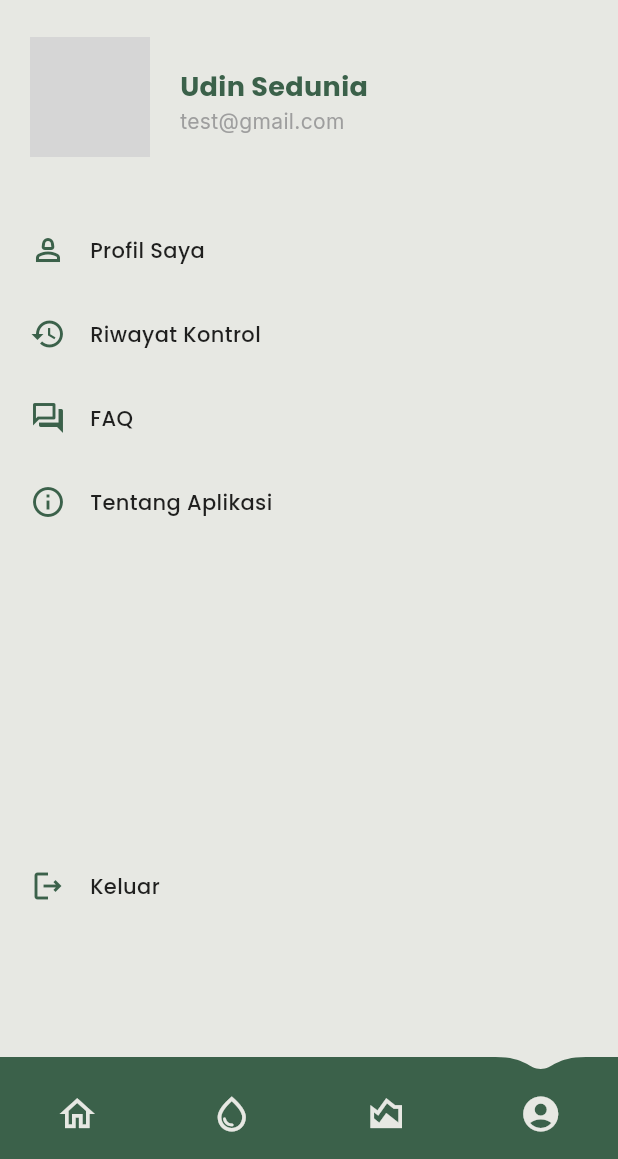
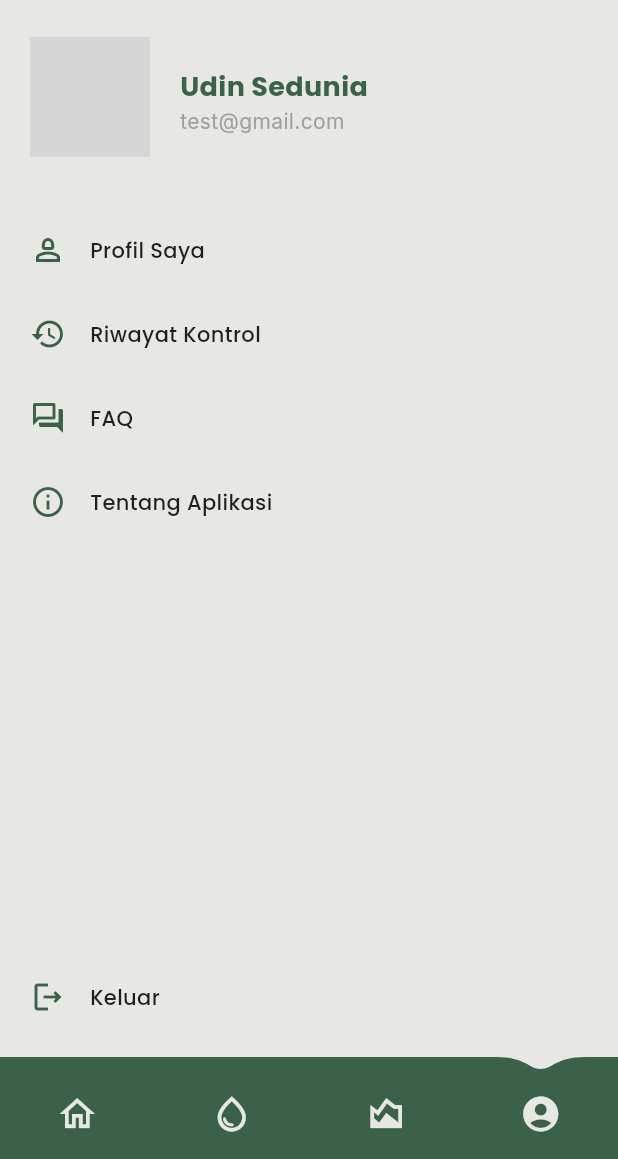
Before and after one commit to udinnn/smart-drip-irrigation, a Flutter app: the Homepage screen opened directly, after a tap on the "account circle" icon, on a phone screen of 412 x 824 dp, the part 77-1236 px from its top. Run offline on Flutter 3.47's test engine with Material 3 defaults, Android fonts, the phone set to English and light mode, and no system bars; drawn by our look-alikes of water_drop_nav_bar; our stand-ins replace animated_splash_screen, fl_chart, page_transition; network calls fail; project files that could hold a hidden picture were left out; grey boxes are pictures that could not be loaded.

Commit message:
fixed another padding bug

```diff
--- a/lib/prediction_page.dart
+++ b/lib/prediction_page.dart
@@ -125,10 +125,11 @@ class _FuturePredictions extends StatelessWidget {
   @override
   Widget build(BuildContext context) {
     return const Padding(
-      padding: EdgeInsets.only(left: 20.0, top: 370.0, right: 20.0),
+      padding:
+          EdgeInsets.only(left: 20.0, top: 370.0, right: 20.0, bottom: 20.0),
       child: SizedBox(
-        width: 350,
-        height: 260,
+        width: 3500,
+        height: 3000,
         child: SingleChildScrollView(
           scrollDirection: Axis.vertical,
           child: Column(
--- a/lib/profile_page.dart
+++ b/lib/profile_page.dart
@@ -12,7 +12,7 @@ class ProfilePage extends StatelessWidget {
     return Scaffold(
       backgroundColor: const Color(0xFFE7E8E3),
       body: Padding(
-        padding: const EdgeInsets.only(left: 20.0, top: 20.0),
+        padding: const EdgeInsets.only(left: 20.0, top: 20.0, bottom: 20.0),
         child: Column(
           children: [
             _buildProfileHeader(),
@@ -28,6 +28,7 @@ class ProfilePage extends StatelessWidget {
               },
               child: _buildMenuItem(Icons.person_2_outlined, 'Profil Saya'),
             ),
+            const SizedBox(height: 16),
             GestureDetector(
               onTap: () {
                 Navigator.push(
@@ -39,6 +40,7 @@ class ProfilePage extends StatelessWidget {
               },
               child: _buildMenuItem(Icons.history_outlined, 'Riwayat Kontrol'),
             ),
+            const SizedBox(height: 16),
             GestureDetector(
               onTap: () {
                 Navigator.push(
@@ -50,6 +52,7 @@ class ProfilePage extends StatelessWidget {
               },
               child: _buildMenuItem(Icons.question_answer_outlined, 'FAQ'),
             ),
+            const SizedBox(height: 16),
             GestureDetector(
               onTap: () {
                 Navigator.push(
@@ -61,7 +64,8 @@ class ProfilePage extends StatelessWidget {
               },
               child: _buildMenuItem(Icons.info_outline, 'Tentang Aplikasi'),
             ),
-            const SizedBox(height: 200),
+            const SizedBox(height: 16),
+            Expanded(child: Container()),
             GestureDetector(
               onTap: () {
                 Navigator.of(context).popUntil((route) => route.isFirst);
@@ -133,7 +137,6 @@ class ProfilePage extends StatelessWidget {
               ),
             ],
           ),
-          const SizedBox(height: 16),
         ],
       ),
     );
```
